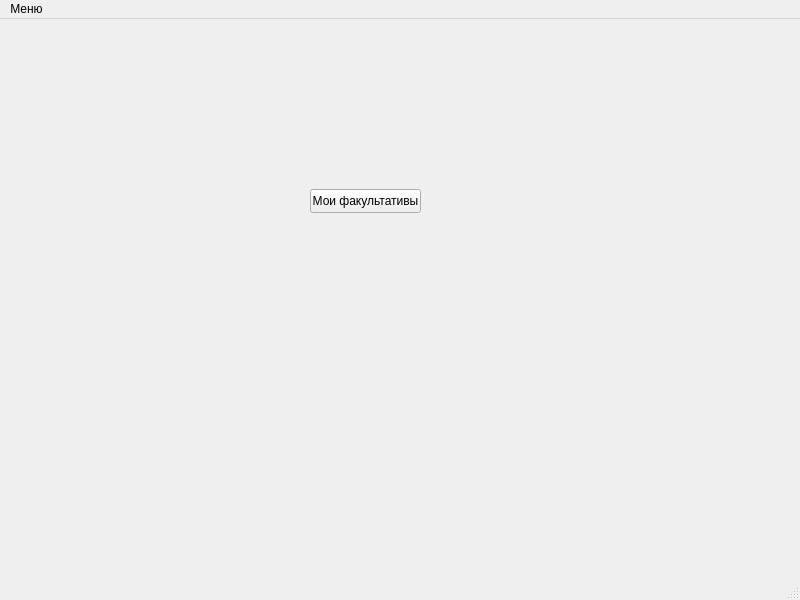
Above: Project_files/teacherwindow.ui from cry4alone/FacultativPRO before the change. Below: the same form after it.
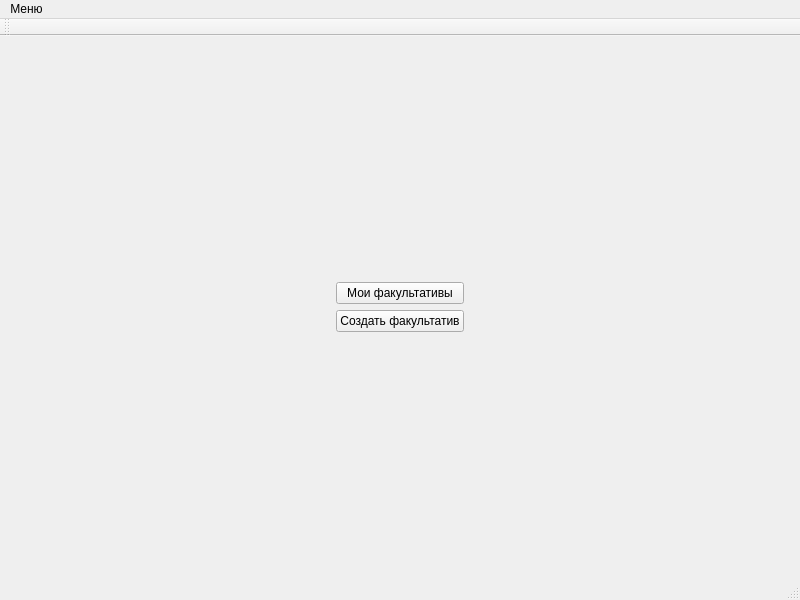
That is the form after the change.

Commit message: У учителя есть вохможность добавить факультатив, студент может посмотреть факультативы и записаться/отписаться от них

```diff
--- a/Project_files/teacherwindow.ui
+++ b/Project_files/teacherwindow.ui
@@ -14,19 +14,78 @@
    <string>TeacherWindow</string>
   </property>
   <widget class="QWidget" name="centralwidget">
-   <widget class="QPushButton" name="pushButton">
-    <property name="geometry">
-     <rect>
-      <x>310</x>
-      <y>170</y>
-      <width>111</width>
-      <height>24</height>
-     </rect>
-    </property>
-    <property name="text">
-     <string>Мои факультативы</string>
-    </property>
-   </widget>
+   <layout class="QGridLayout" name="gridLayout">
+    <item row="0" column="1">
+     <spacer name="verticalSpacer">
+      <property name="orientation">
+       <enum>Qt::Vertical</enum>
+      </property>
+      <property name="sizeHint" stdset="0">
+       <size>
+        <width>20</width>
+        <height>227</height>
+       </size>
+      </property>
+     </spacer>
+    </item>
+    <item row="1" column="0">
+     <spacer name="horizontalSpacer_2">
+      <property name="orientation">
+       <enum>Qt::Horizontal</enum>
+      </property>
+      <property name="sizeHint" stdset="0">
+       <size>
+        <width>320</width>
+        <height>20</height>
+       </size>
+      </property>
+     </spacer>
+    </item>
+    <item row="1" column="1">
+     <layout class="QVBoxLayout" name="verticalLayout">
+      <item>
+       <widget class="QPushButton" name="facultativButton">
+        <property name="text">
+         <string>Мои факультативы</string>
+        </property>
+       </widget>
+      </item>
+      <item>
+       <widget class="QPushButton" name="createButton">
+        <property name="text">
+         <string>Создать факультатив</string>
+        </property>
+       </widget>
+      </item>
+     </layout>
+    </item>
+    <item row="1" column="2">
+     <spacer name="horizontalSpacer">
+      <property name="orientation">
+       <enum>Qt::Horizontal</enum>
+      </property>
+      <property name="sizeHint" stdset="0">
+       <size>
+        <width>319</width>
+        <height>20</height>
+       </size>
+      </property>
+     </spacer>
+    </item>
+    <item row="2" column="1">
+     <spacer name="verticalSpacer_2">
+      <property name="orientation">
+       <enum>Qt::Vertical</enum>
+      </property>
+      <property name="sizeHint" stdset="0">
+       <size>
+        <width>20</width>
+        <height>227</height>
+       </size>
+      </property>
+     </spacer>
+    </item>
+   </layout>
   </widget>
   <widget class="QMenuBar" name="menubar">
    <property name="geometry">
@@ -46,6 +105,17 @@
    <addaction name="menu"/>
   </widget>
   <widget class="QStatusBar" name="statusbar"/>
+  <widget class="QToolBar" name="toolBar">
+   <property name="windowTitle">
+    <string>toolBar</string>
+   </property>
+   <attribute name="toolBarArea">
+    <enum>TopToolBarArea</enum>
+   </attribute>
+   <attribute name="toolBarBreak">
+    <bool>false</bool>
+   </attribute>
+  </widget>
   <action name="actionChangeUser">
    <property name="text">
     <string>Сменить пользователя</string>
```
The commit also changes 17 other files.
